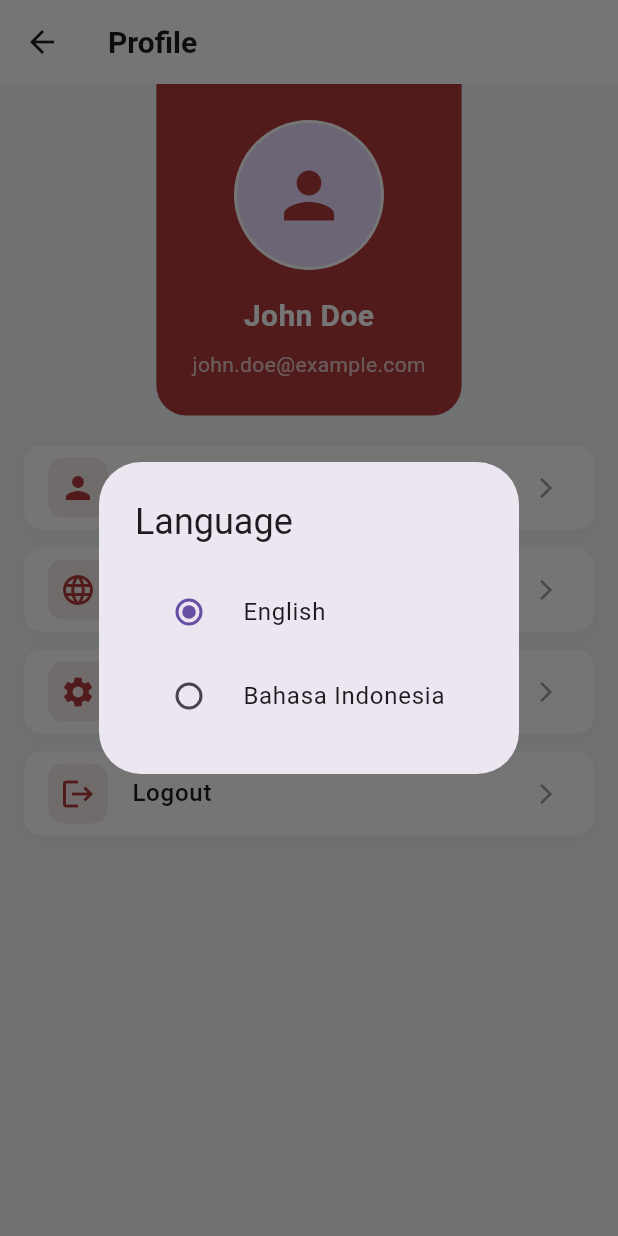
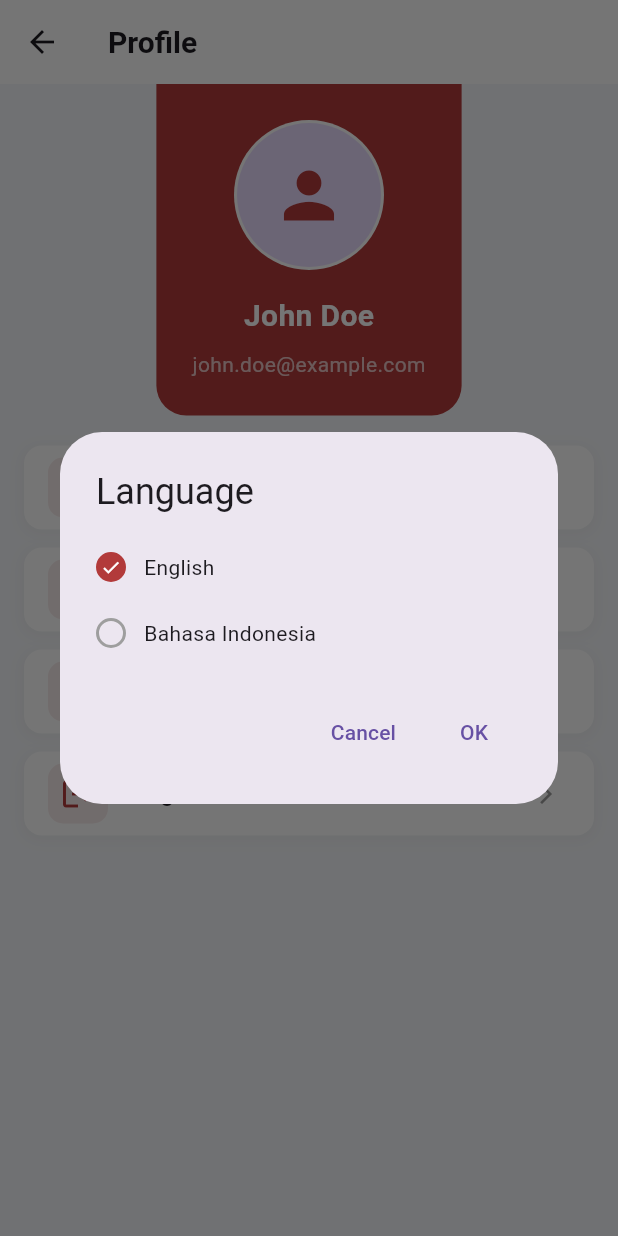
Before and after one commit to MuhammadRidwanollah/learnix, a Flutter app: the ProfileScreen screen opened directly, after a tap on "Language", on a phone screen of 412 x 824 dp. Run offline on Flutter 3.47's test engine with Material 3 defaults, Android fonts, the light colour scheme and no system bars.

Commit message:
memperbaiki eror

```diff
--- a/lib/localization/app_localizations.dart
+++ b/lib/localization/app_localizations.dart
@@ -108,7 +108,7 @@ class AppLocalizations {
     }
   }
 
-  late Locale _locale;
+  final Locale _locale;
 
   AppLocalizations(this._locale);
 }
--- a/lib/profile_screen.dart
+++ b/lib/profile_screen.dart
@@ -108,7 +108,7 @@ class _ProfileScreenState extends State<ProfileScreen> {
                     Icons.language,
                     locale.language,
                     () {
-                      _showLanguageDialog(context, languageProvider, locale);
+                      _showLanguageDialog(context, languageProvider);
                     },
                   ),
                   const SizedBox(height: 12),
@@ -188,42 +188,111 @@ class _ProfileScreenState extends State<ProfileScreen> {
   void _showLanguageDialog(
     BuildContext context,
     LanguageProvider languageProvider,
-    AppLocalizations locale,
   ) {
+    String selectedLanguage = languageProvider.languageCode;
+
     showDialog(
       context: context,
-      builder: (BuildContext context) {
+      builder: (context) {
+        return StatefulBuilder(
+          builder: (context, setState) {
             return AlertDialog(
-          title: Text(locale.language),
-          content: Column(
+              title: Text(AppLocalizations.of(context).language),
+              content: SizedBox(
+                width: double.maxFinite,
+                child: Column(
                   mainAxisSize: MainAxisSize.min,
                   children: [
-              RadioListTile<String>(
-                title: const Text('English'),
+                    // Using custom radio buttons to avoid deprecated properties
+                    _buildDialogLanguageOption(
+                      title: 'English',
                       value: 'en',
-                groupValue: languageProvider.languageCode,
+                      currentValue: selectedLanguage,
                       onChanged: (value) {
-                  if (value != null) {
-                    languageProvider.changeLanguage(const Locale('en', 'US'));
-                    Navigator.of(context).pop();
-                  }
+                        setState(() {
+                          selectedLanguage = value!;
+                        });
                       },
                     ),
-              RadioListTile<String>(
-                title: const Text('Bahasa Indonesia'),
+                    const SizedBox(height: 8),
+                    _buildDialogLanguageOption(
+                      title: 'Bahasa Indonesia',
                       value: 'id',
-                groupValue: languageProvider.languageCode,
+                      currentValue: selectedLanguage,
                       onChanged: (value) {
-                  if (value != null) {
-                    languageProvider.changeLanguage(const Locale('id', 'ID'));
-                    Navigator.of(context).pop();
-                  }
+                        setState(() {
+                          selectedLanguage = value!;
+                        });
                       },
                     ),
                   ],
                 ),
+              ),
+              actions: [
+                TextButton(
+                  onPressed: () {
+                    Navigator.of(context).pop();
+                  },
+                  child: const Text('Cancel'),
+                ),
+                TextButton(
+                  onPressed: () {
+                    // Change language
+                    if (selectedLanguage == 'en') {
+                      languageProvider.changeLanguage(const Locale('en', 'US'));
+                    } else {
+                      languageProvider.changeLanguage(const Locale('id', 'ID'));
+                    }
+                    Navigator.of(context).pop();
+                  },
+                  child: const Text('OK'),
+                ),
+              ],
+            );
+          },
         );
       },
     );
   }
+
+  Widget _buildDialogLanguageOption({
+    required String title,
+    required String value,
+    required String currentValue,
+    required Function(String?) onChanged,
+  }) {
+    final bool isSelected = currentValue == value;
+
+    return GestureDetector(
+      onTap: () => onChanged(value),
+      child: Container(
+        padding: const EdgeInsets.symmetric(vertical: 8.0),
+        child: Row(
+          children: [
+            Container(
+              width: 20,
+              height: 20,
+              decoration: BoxDecoration(
+                shape: BoxShape.circle,
+                border: Border.all(
+                  color: isSelected ? const Color(0xFFB23A3A) : Colors.grey,
+                  width: 2,
+                ),
+                color: isSelected ? const Color(0xFFB23A3A) : Colors.transparent,
+              ),
+              child: isSelected
+                  ? const Icon(
+                      Icons.check,
+                      size: 14,
+                      color: Colors.white,
+                    )
+                  : null,
+            ),
+            const SizedBox(width: 12),
+            Text(title),
+          ],
+        ),
+      ),
+    );
   }
+}
--- a/lib/splash_screen.dart
+++ b/lib/splash_screen.dart
@@ -18,6 +18,8 @@ class _SplashScreenState extends State<SplashScreen> {
       // Check if user is logged in (in a real app, you'd check actual auth state)
       bool isLoggedIn = _checkLoginStatus(); // Fungsi untuk mengecek status login
 
+      // Using mounted to avoid the async context warning
+      if (mounted) {
         if (isLoggedIn) {
           // Navigate to main app if logged in
           Navigator.of(context).pushReplacement(
@@ -28,6 +30,7 @@ class _SplashScreenState extends State<SplashScreen> {
           Navigator.of(context).pushReplacement(
             MaterialPageRoute(builder: (context) => const LoginPage()),
           );
+        }
       }
     });
   }
```
Lines whose indentation alone changed are shown as unchanged.
